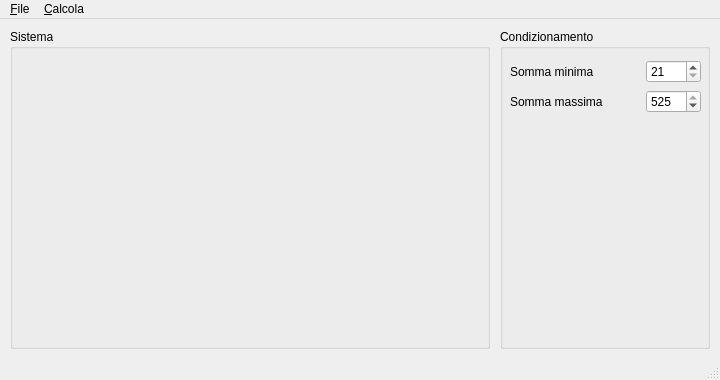
This is qtsenamainwindow.ui in sarace77/QtSEna as Qt 5 draws it before an edit. The edited form follows.
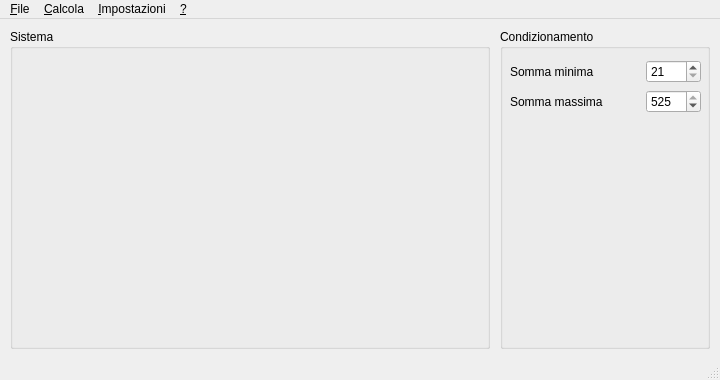
This is the edited form.

Patch:
```diff
--- a/qtsenamainwindow.ui
+++ b/qtsenamainwindow.ui
@@ -152,8 +152,21 @@
     <addaction name="actionRidotto"/>
     <addaction name="actionBiridotto"/>
    </widget>
+   <widget class="QMenu" name="menuImpostazioni">
+    <property name="title">
+     <string>&amp;Impostazioni</string>
+    </property>
+    <addaction name="action_Preferenze"/>
+   </widget>
+   <widget class="QMenu" name="menu">
+    <property name="title">
+     <string>&amp;?</string>
+    </property>
+   </widget>
    <addaction name="menuFile"/>
    <addaction name="menu_Calcola"/>
+   <addaction name="menuImpostazioni"/>
+   <addaction name="menu"/>
   </widget>
   <widget class="QStatusBar" name="statusbar"/>
   <action name="actionApri">
```
Left out of the diff: 5 changed lines with no effect on the pictures.
